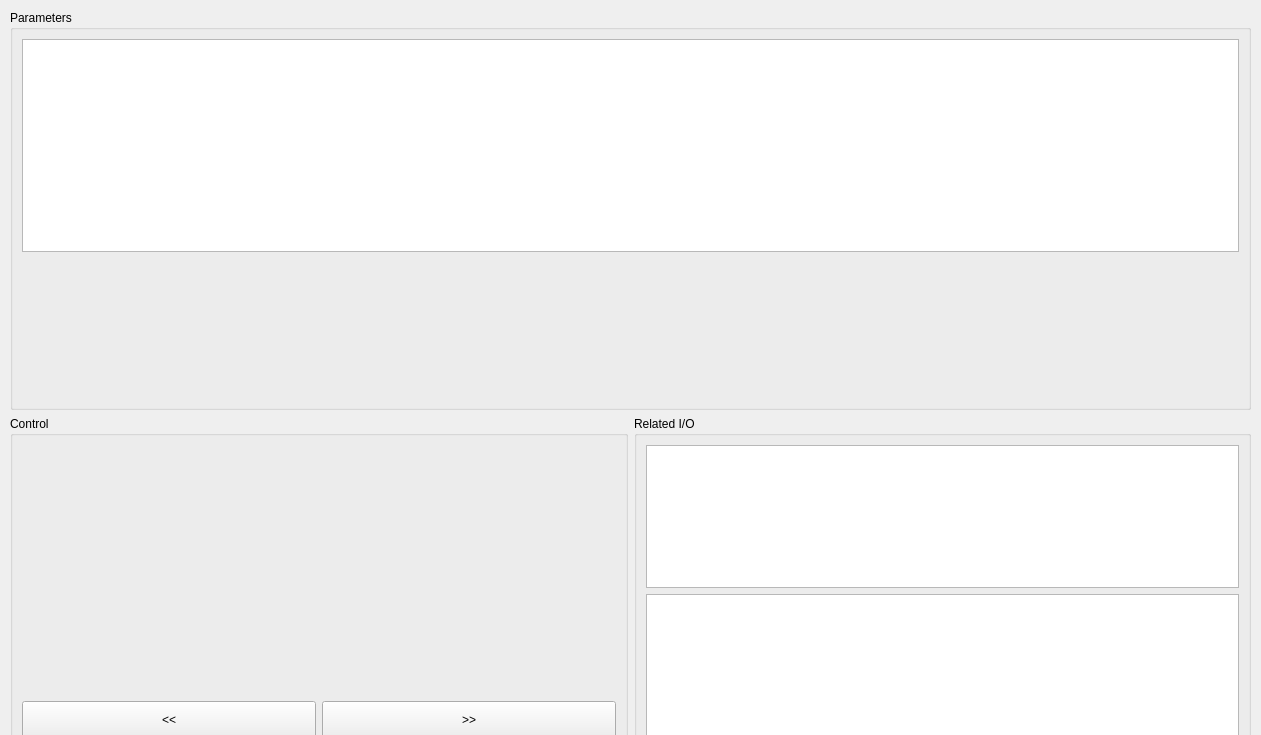
First picture: the form in bank-view/frontcylinderpanel.ui, repository smandyscom/front-base-widget, before the edit.
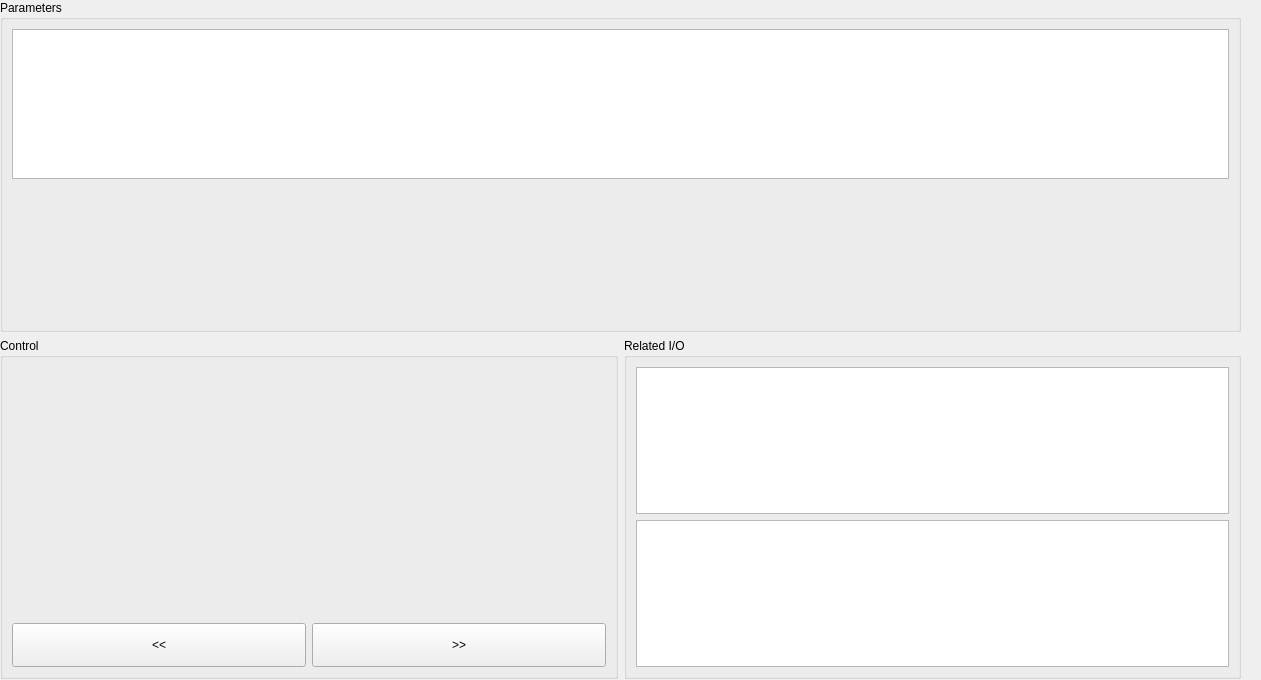
Second picture: the form after the edit.

```diff
--- a/bank-view/frontcylinderpanel.ui
+++ b/bank-view/frontcylinderpanel.ui
@@ -7,19 +7,25 @@
     <x>0</x>
     <y>0</y>
     <width>1261</width>
-    <height>735</height>
+    <height>680</height>
    </rect>
   </property>
+  <property name="maximumSize">
+   <size>
+    <width>16777215</width>
+    <height>680</height>
+   </size>
+  </property>
   <property name="windowTitle">
    <string>Form</string>
   </property>
-  <widget class="QWidget" name="">
+  <widget class="QWidget" name="layoutWidget">
    <property name="geometry">
     <rect>
-     <x>10</x>
-     <y>10</y>
+     <x>0</x>
+     <y>0</y>
      <width>1241</width>
-     <height>740</height>
+     <height>679</height>
     </rect>
    </property>
    <layout class="QVBoxLayout" name="verticalLayout_6">
@@ -28,7 +34,7 @@
       <property name="minimumSize">
        <size>
         <width>0</width>
-        <height>400</height>
+        <height>0</height>
        </size>
       </property>
       <property name="title">
@@ -58,7 +64,7 @@
            <property name="minimumSize">
             <size>
              <width>0</width>
-             <height>140</height>
+             <height>135</height>
             </size>
            </property>
            <property name="maximumSize">
```
Left out of the diff: 3 changed lines with no effect on the pictures.
